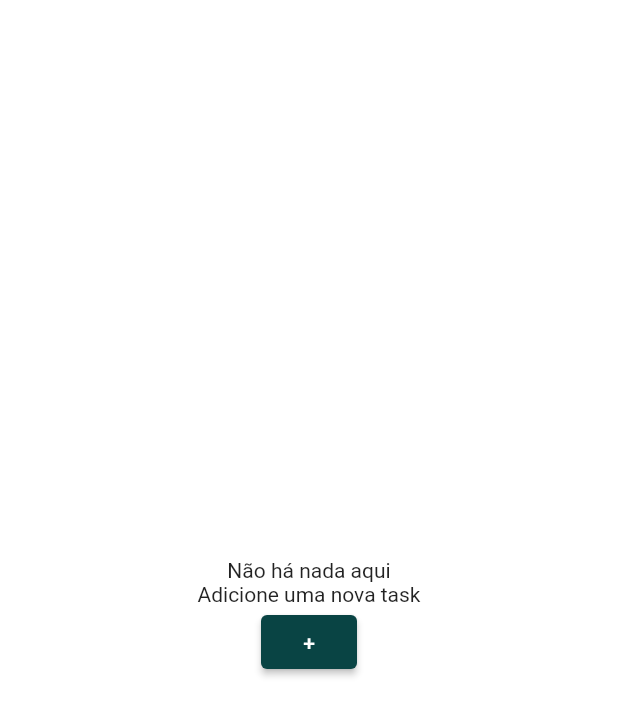
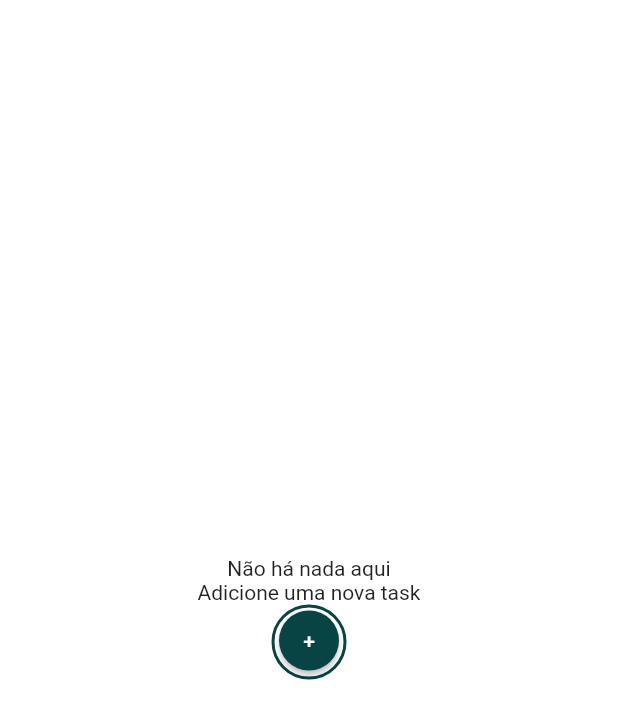
Before and after one commit to jpmgoes/Todo-List-Flutter, a Flutter app: the screen it shows after launch, on a phone screen of 412 x 824 dp. Shown: the top 719 px of the screen. Run offline on Flutter 3.47's test engine with Material 2 defaults, Android fonts, the light colour scheme and no system bars; our stand-ins replace shared_preferences.

Commit message:
first commit

```diff
--- a/lib/pages/edit_task_page.dart
+++ b/lib/pages/edit_task_page.dart
@@ -62,8 +62,7 @@ class _EditTaskPageState extends State<EditTaskPage> {
         padding: FormWidgets.paddingWholeForm,
         child: Form(
           key: _formKey,
-          child: Padding(
-            padding: const EdgeInsets.only(top: 160),
+          child: Center(
             child: ListView(
               shrinkWrap: true,
               children: [
--- a/lib/widgets/task_button_widget.dart
+++ b/lib/widgets/task_button_widget.dart
@@ -47,7 +47,8 @@ class _TaskButtonWidgetState extends State<TaskButtonWidget> {
                 }),
           ),
         ],
-        ));
+      ),
+    );
   }
 }
 
@@ -189,13 +190,37 @@ Future<String?> removeTask(Task task) async {
 }
 
 Widget addTaskButtonWidget(BuildContext context) {
-  return ElevatedButton(
+  return Stack(
+    children: [
+      Center(
+        child: Container(
+          width: 50,
+          height: 50,
+          decoration: BoxDecoration(
+            color: Colors.transparent,
+            borderRadius: BorderRadius.circular(40),
+            border: Border.all(
+              width: 2,
+              color: AppColors.primaryColor,
+            ),
+            // ),
+          ),
+        ),
+      ),
+      Center(
+        child: ElevatedButton(
           style: ElevatedButton.styleFrom(
             primary: AppColors.primaryColor,
+            minimumSize: const Size(40, 40),
+            shape: const RoundedRectangleBorder(
+                borderRadius: BorderRadius.all(Radius.circular(50))),
           ),
           onPressed: () {
             Navigator.pushNamed(context, PageRoutes.addTaskPage);
           },
           child: const Text("+"),
+        ),
+      ),
+    ],
   );
 }
```
Lines whose indentation alone changed are shown as unchanged.
